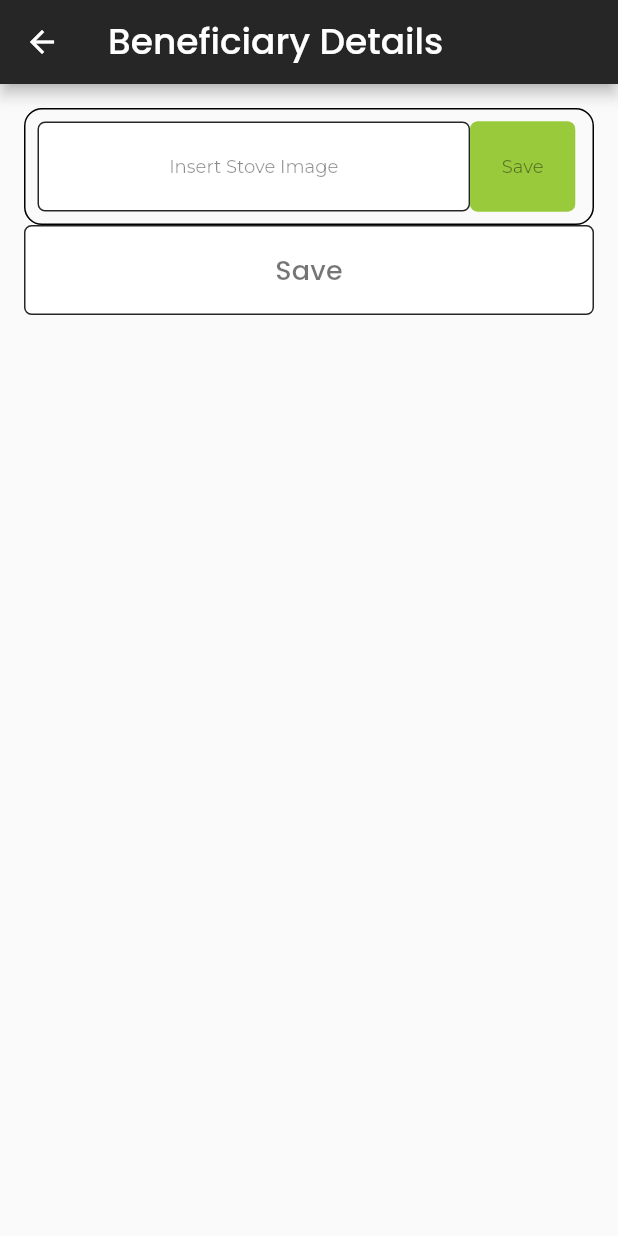
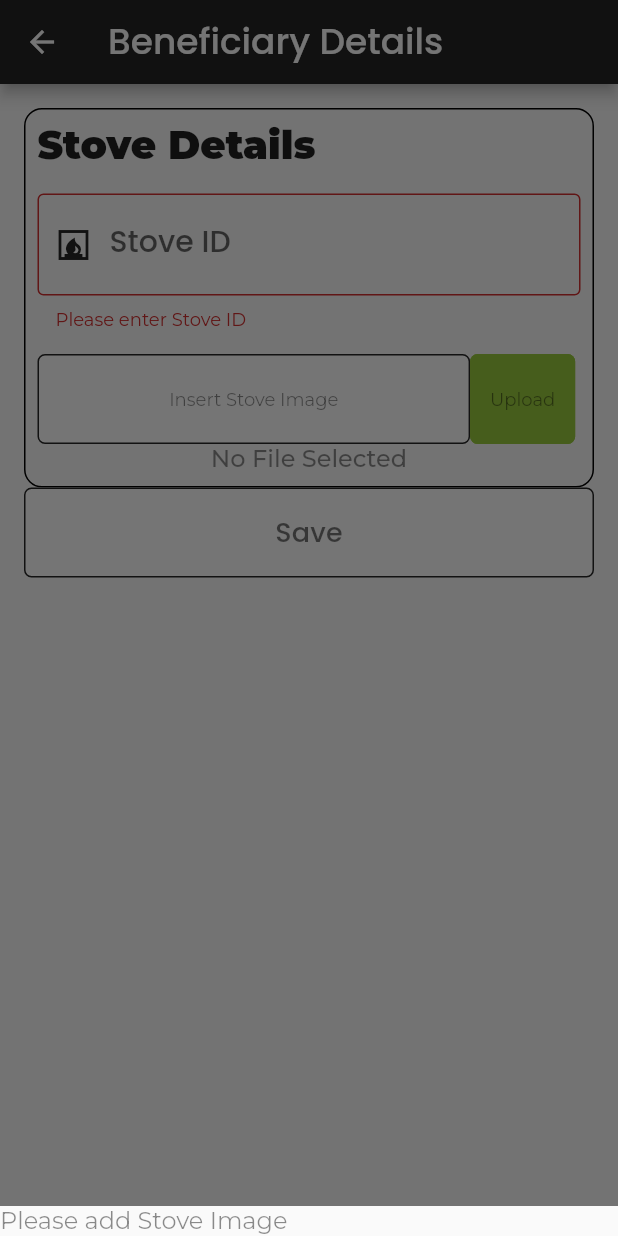
Before and after one commit to cjay-7/alphabet_green_energy, a Flutter app: the BeneficiaryFormWidget screen opened directly, after a tap on "Save", on a phone screen of 412 x 824 dp. Run offline on Flutter 3.47's test engine with Material 2 defaults, Android fonts, the phone set to English and light mode, and no system bars; our stand-ins replace cloud_firestore, dropdown_search, firebase_auth, firebase_core, firebase_storage, flutter_otp_text_field and 3 more; accounts and stored records are empty; project files that could hold a hidden picture were left out.

Commit message:
upload image done

```diff
--- a/lib/src/features/beneficiary_form/controllers/beneficiary_add_controller.dart
+++ b/lib/src/features/beneficiary_form/controllers/beneficiary_add_controller.dart
@@ -15,6 +15,7 @@ class BeneficiaryAddController extends GetxController {
   final phoneNumber = TextEditingController();
   final idNumber = TextEditingController();
   late var idType = "";
+  late var stoveImg = "";
 
   final beneficiaryAddRepo = Get.put(BeneficiaryAddRepository());
 
--- a/lib/src/features/beneficiary_form/models/beneficiary_model.dart
+++ b/lib/src/features/beneficiary_form/models/beneficiary_model.dart
@@ -11,6 +11,7 @@ class BeneficiaryModel {
   // final File? idImage;
   final String fullName,
       stoveID,
+      stoveImg,
       address1,
       address2,
       town,
@@ -22,6 +23,7 @@ class BeneficiaryModel {
   const BeneficiaryModel({
     this.id,
     required this.stoveID,
+    required this.stoveImg,
     // required this.image1,
     // required this.image2,
     // required this.image3,
@@ -35,9 +37,11 @@ class BeneficiaryModel {
     required this.idNumber,
     required this.idType,
   });
+
   toJson() {
     return {
       "StoveId": stoveID,
+      "StoveImg": stoveImg,
       "FullName": fullName,
       "Address1": address1,
       "Address2": address2,
@@ -59,6 +63,7 @@ class BeneficiaryModel {
     return BeneficiaryModel(
       id: document.id,
       stoveID: data["StoveId"],
+      stoveImg: data["StoveImg"],
       fullName: data["FullName"],
       address1: data["Address1"],
       address2: data["Address2"],
--- a/lib/src/features/beneficiary_form/screens/beneficiary_form/beneficiary_form.dart
+++ b/lib/src/features/beneficiary_form/screens/beneficiary_form/beneficiary_form.dart
@@ -1,3 +1,5 @@
+import 'dart:io';
+
 import 'package:alphabet_green_energy/src/features/beneficiary_form/controllers/beneficiary_add_controller.dart';
 import 'package:alphabet_green_energy/src/features/beneficiary_form/models/beneficiary_model.dart';
 import 'package:alphabet_green_energy/src/features/beneficiary_form/screens/beneficiary_form/widgets/final_pictures.dart';
@@ -20,7 +22,6 @@ class BeneficiaryFormWidget extends StatefulWidget {
 class BeneficiaryFormWidgetState extends State<BeneficiaryFormWidget> {
   final controller = Get.put(BeneficiaryAddController());
   final _formKey = GlobalKey<FormState>();
-
   @override
   Widget build(BuildContext context) {
     return Scaffold(
@@ -43,12 +44,16 @@ class BeneficiaryFormWidgetState extends State<BeneficiaryFormWidget> {
                 // const Divider(),
                 // const FinalPictures(),
                 // const Divider(),
+                // const FinalPictures(),
+                // const Divider(),
+                // const FinalPictures(),
+                // const Divider(),
                 SizedBox(
                   width: double.infinity,
                   height: 60.0,
                   child: OutlinedButton(
                     onPressed: () {
-                      if (_formKey.currentState!.validate()) {
+                      if (_formKey.currentState!.validate() && controller.stoveImg != '') {
                         _formKey.currentState!.save();
                         final beneficiary = BeneficiaryModel(
                             stoveID: controller.stoveID.text.trim(),
@@ -59,8 +64,10 @@ class BeneficiaryFormWidgetState extends State<BeneficiaryFormWidget> {
                             zip: controller.zip.text.trim(),
                             phoneNumber: controller.phoneNumber.text.trim(),
                             idNumber: controller.idNumber.text.trim(),
-                            idType: controller.idType);
+                            idType: controller.idType, stoveImg: controller.stoveImg);
                         BeneficiaryAddController.instance.addData(beneficiary);
+                      } else if (controller.stoveImg == ''){
+                        showModalBottomSheet(context: context, builder:  (context) => Text("Please add Stove Image"));
                       }
                     },
                     child: Text(
--- a/lib/src/features/beneficiary_form/screens/beneficiary_form/widgets/stoveDetails.dart
+++ b/lib/src/features/beneficiary_form/screens/beneficiary_form/widgets/stoveDetails.dart
@@ -1,7 +1,8 @@
+
 import 'dart:io';
 
-import 'package:flutter/foundation.dart';
 import 'package:flutter/material.dart';
+
 
 import 'package:get/get.dart';
 
@@ -10,12 +11,11 @@ import 'package:image_picker/image_picker.dart';
 
 import 'package:path/path.dart';
 
-import '../../../../../api/firebase_api.dart';
 import '../../../../../constants/text.dart';
 import '../../../controllers/beneficiary_add_controller.dart';
 
 class StoveDetails extends StatefulWidget {
-  const StoveDetails({Key? key}) : super(key: key);
+  const StoveDetails( {Key? key}) : super(key: key);
 
   @override
   State<StoveDetails> createState() => _StoveDetailsState();
@@ -23,12 +23,36 @@ class StoveDetails extends StatefulWidget {
 
 class _StoveDetailsState extends State<StoveDetails> {
   final controller = Get.put(BeneficiaryAddController());
-  // UploadTask? task;
-  File? image;
+
+  File? _imageFile;
+  UploadTask? uploadTask;
+  final picker = ImagePicker();
+
+
+
+  Future pickImage() async {
+    final pickedFile = await picker.pickImage(source: ImageSource.camera);
+
+    setState(() {
+      _imageFile = File(pickedFile!.path);
+
+    });
+  }
+
+  Future uploadImageToFirebase() async {
+    String fileName = basename(_imageFile!.path);
+    final firebaseStorageRef =
+    FirebaseStorage.instance.ref().child('files/$fileName');
+    uploadTask = firebaseStorageRef.putFile(_imageFile!);
+    TaskSnapshot? taskSnapshot = await uploadTask?.whenComplete(() => uploadTask?.snapshot);
+    taskSnapshot?.ref.getDownloadURL().then(
+          (value) => controller.stoveImg=value,
+    );
+  }
 
   @override
   Widget build(BuildContext context) {
-    // final fileName = file != null ? basename(file!.path) : 'No File Selected';
+    final fileName = _imageFile != null ? basename(_imageFile!.path) : 'No File Selected';
     return Container(
       decoration: BoxDecoration(
         border: Border.all(
@@ -39,29 +63,29 @@ class _StoveDetailsState extends State<StoveDetails> {
       child: Column(
         crossAxisAlignment: CrossAxisAlignment.start,
         children: [
-          // Padding(
-          //   padding: const EdgeInsets.all(8.0),
-          //   child: Text("Stove Details",
-          //       style: Theme.of(context).textTheme.headlineMedium),
-          // ),
-          // Padding(
-          //   padding: const EdgeInsets.all(8.0),
-          //   child: TextFormField(
-          //     controller: controller.stoveID,
-          //     decoration: InputDecoration(
-          //         prefixIcon: const Icon(Icons.fireplace),
-          //         labelText: "Stove ID",
-          //         hintText: "Stove ID",
-          //         hintStyle: Theme.of(context).textTheme.bodySmall,
-          //         border: const OutlineInputBorder()),
-          //     validator: (value) {
-          //       if (value!.isEmpty) {
-          //         return "Please enter Stove ID";
-          //       }
-          //       return null;
-          //     },
-          //   ),
-          // ),
+          Padding(
+            padding: const EdgeInsets.all(8.0),
+            child: Text("Stove Details",
+                style: Theme.of(context).textTheme.headlineMedium),
+          ),
+          Padding(
+            padding: const EdgeInsets.all(8.0),
+            child: TextFormField(
+              controller: controller.stoveID,
+              decoration: InputDecoration(
+                  prefixIcon: const Icon(Icons.fireplace),
+                  labelText: "Stove ID",
+                  hintText: "Stove ID",
+                  hintStyle: Theme.of(context).textTheme.bodySmall,
+                  border: const OutlineInputBorder()),
+              validator: (value) {
+                if (value!.isEmpty) {
+                  return "Please enter Stove ID";
+                }
+                return null;
+              },
+            ),
+          ),
           Padding(
             padding: const EdgeInsets.all(8),
             child: Column(
@@ -72,7 +96,7 @@ class _StoveDetailsState extends State<StoveDetails> {
                       width: MediaQuery.of(context).size.width * .7,
                       height: 60,
                       child: OutlinedButton(
-                        onPressed: () => selectFile(),
+                        onPressed: () => pickImage(),
                         child: Text(aAddStovePicture,
                             style: Theme.of(context).textTheme.bodySmall),
                       ),
@@ -81,19 +105,19 @@ class _StoveDetailsState extends State<StoveDetails> {
                       width: MediaQuery.of(context).size.width * .17,
                       height: 60,
                       child: ElevatedButton(
-                        onPressed: () => uploadFile(),
-                        child: Text("Save",
+                        onPressed: () => uploadImageToFirebase(),
+                        child: Text("Upload",
                             style: Theme.of(context).textTheme.bodySmall),
                       ),
                     ),
                   ],
                 ),
-                // Text(
-                //   fileName,
-                //   style: const TextStyle(
-                //       fontSize: 16, fontWeight: FontWeight.w500),
-                // ),
-                // task != null ? buildUploadStatus(task!) : Container(),
+                Text(
+                  fileName,
+                  style: const TextStyle(
+                      fontSize: 16, fontWeight: FontWeight.w500),
+                ),
+
               ],
             ),
           ),
@@ -101,50 +125,4 @@ class _StoveDetailsState extends State<StoveDetails> {
       ),
     );
   }
-
-  Future selectFile() async {
-    final image = await ImagePicker().pickImage(source: ImageSource.camera);
-
-    if (image == null) return;
-    final path = (File(image.path));
-
-    setState(() => file = File(path));
-  }
-
-  Future uploadFile() async {
-    if (file == null) return;
-
-    final fileName = basename(file!.path);
-    final destination = 'files/$fileName';
-
-    task = FirebaseApi.uploadFile(destination, file!);
-    setState(() {});
-
-    if (task == null) return;
-
-    final snapshot = await task!.whenComplete(() {});
-    final urlDownload = await snapshot.ref.getDownloadURL();
-
-    if (kDebugMode) {
-      print('Download-Link: $urlDownload');
-    }
-  }
-
-  Widget buildUploadStatus(UploadTask task) => StreamBuilder<TaskSnapshot>(
-        stream: task.snapshotEvents,
-        builder: (context, snapshot) {
-          if (snapshot.hasData) {
-            final snap = snapshot.data!;
-            final progress = snap.bytesTransferred / snap.totalBytes;
-            final percentage = (progress * 100).toStringAsFixed(2);
-
-            return Text(
-              '$percentage %',
-              style: const TextStyle(fontSize: 20, fontWeight: FontWeight.bold),
-            );
-          } else {
-            return Container();
-          }
-        },
-      );
 }
--- a/pubspec.yaml
+++ b/pubspec.yaml
@@ -15,6 +15,7 @@ dependencies:
   get: ^4.6.5
   flutter_otp_text_field: ^1.1.1
   image_picker: ^0.8.7
+  path_provider: ^2.0.14
   firebase_core: ^2.8.0
   firebase_auth: ^4.3.0
   cloud_firestore: ^4.4.5
```
Also changed, not shown: lib/src/api/firebase_api.dart (deleted, +0 -26 lines), lib/src/features/beneficiary_form/screens/beneficiary_form/widgets/final_pictures.dart (+35 -13 lines), lib/src/features/beneficiary_form/screens/beneficiary_form/widgets/id_details_form.dart (+39 -12 lines), lib/src/features/beneficiary_form/controllers/upload_image.dart (added), pubspec.lock, 1 other file.
